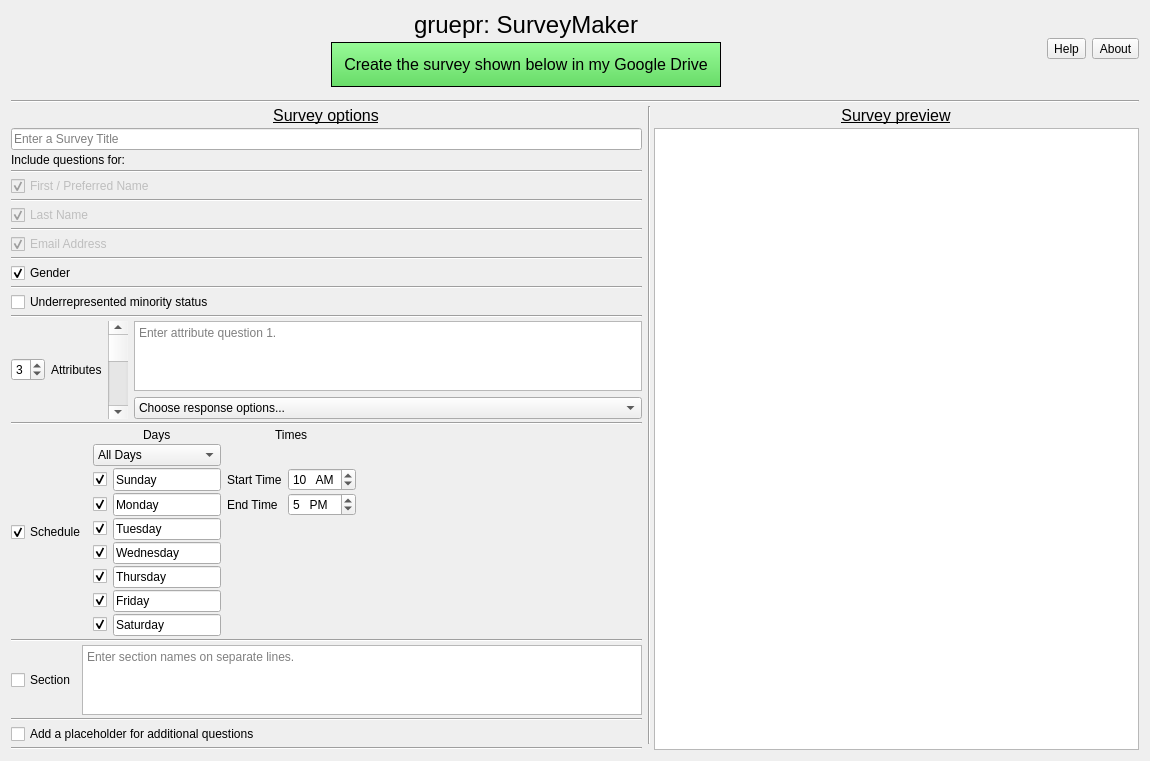
First picture: the form in SurveyMaker/surveymaker.ui, repository gruepr/gruepr, before the edit.
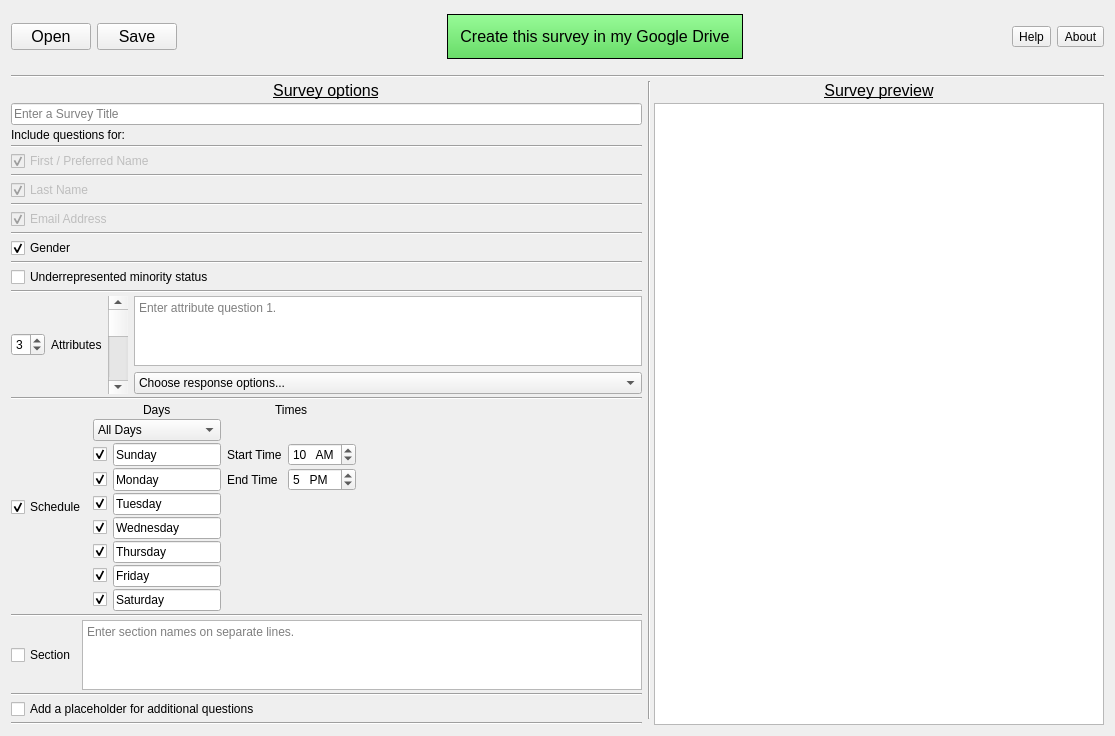
Second picture: the form after the edit. Icons and pictures are not drawn.

Commit message: SurveyMaker can save and open surveys; gruepr and SurveyMaker can work with categorical (non-numerical) attribute questions and >9 possible responses to an attribute question; gruepr now optimizes with parallel threads using OpenMP--significantly faster!

The edit to the form file:
```diff
--- a/SurveyMaker/surveymaker.ui
+++ b/SurveyMaker/surveymaker.ui
@@ -6,59 +6,295 @@
    <rect>
     <x>0</x>
     <y>0</y>
-    <width>1150</width>
-    <height>723</height>
+    <width>1100</width>
+    <height>717</height>
    </rect>
   </property>
   <property name="windowTitle">
    <string>SurveyMaker</string>
   </property>
   <widget class="QWidget" name="centralWidget">
-   <layout class="QGridLayout" name="gridLayout" rowstretch="0,0,0,0,0,0,0,0,0,0,0,0,0,0,0,0,0,0,0,0,0,0,0,0,0,0" columnstretch="1,0,0,0,0">
+   <layout class="QGridLayout" name="gridLayout" rowstretch="0,0,0,0,0,0,0,0,0,0,0,0,0,0,0,0,0,0,0,0,0,0,0,0,0,0,0" columnstretch="1,0,0,0,0">
     <property name="verticalSpacing">
      <number>3</number>
     </property>
-    <item row="0" column="0" colspan="3" alignment="Qt::AlignHCenter|Qt::AlignVCenter">
-     <widget class="QLabel" name="TitleLabel">
-      <property name="font">
-       <font>
-        <pointsize>18</pointsize>
-       </font>
+    <item row="10" column="0">
+     <widget class="Line" name="line_7">
+      <property name="orientation">
+       <enum>Qt::Horizontal</enum>
       </property>
-      <property name="frameShape">
-       <enum>QFrame::NoFrame</enum>
+     </widget>
+    </item>
+    <item row="14" column="0">
+     <widget class="Line" name="line_5">
+      <property name="orientation">
+       <enum>Qt::Horizontal</enum>
+      </property>
+     </widget>
+    </item>
+    <item row="17" column="0" alignment="Qt::AlignLeft|Qt::AlignVCenter">
+     <widget class="QCheckBox" name="URMCheckBox">
+      <property name="sizePolicy">
+       <sizepolicy hsizetype="Preferred" vsizetype="Preferred">
+        <horstretch>0</horstretch>
+        <verstretch>0</verstretch>
+       </sizepolicy>
       </property>
       <property name="text">
-       <string>gruepr: SurveyMaker</string>
+       <string>Underrepresented minority status</string>
       </property>
-      <property name="alignment">
-       <set>Qt::AlignCenter</set>
-      </property>
      </widget>
     </item>
-    <item row="15" column="0">
-     <widget class="Line" name="line_3">
-      <property name="orientation">
-       <enum>Qt::Horizontal</enum>
-      </property>
-     </widget>
+    <item row="19" column="0">
+     <layout class="QGridLayout" name="attributeLayout" rowstretch="1,0" columnstretch="0,0,0,1">
+      <item row="0" column="3">
+       <widget class="QPlainTextEdit" name="attributeTextEdit">
+        <property name="sizePolicy">
+         <sizepolicy hsizetype="Expanding" vsizetype="Expanding">
+          <horstretch>1</horstretch>
+          <verstretch>1</verstretch>
+         </sizepolicy>
+        </property>
+        <property name="contextMenuPolicy">
+         <enum>Qt::NoContextMenu</enum>
+        </property>
+        <property name="placeholderText">
+         <string>Enter attribute question 1.</string>
+        </property>
+       </widget>
+      </item>
+      <item row="1" column="3" alignment="Qt::AlignLeft">
+       <widget class="QComboBox" name="attributeComboBox">
+        <property name="sizeAdjustPolicy">
+         <enum>QComboBox::AdjustToContents</enum>
+        </property>
+        <item>
+         <property name="text">
+          <string>Choose response options...</string>
+         </property>
+        </item>
+        <item>
+         <property name="text">
+          <string>Yes / No</string>
+         </property>
+        </item>
+        <item>
+         <property name="text">
+          <string>Yes / Maybe / No</string>
+         </property>
+        </item>
+        <item>
+         <property name="text">
+          <string>Definitely / Probably / Maybe / Probably not / Definitely not</string>
+         </property>
+        </item>
+        <item>
+         <property name="text">
+          <string>Strongly preferred / Preferred / Opposed / Strongly opposed</string>
+         </property>
+        </item>
+        <item>
+         <property name="text">
+          <string>True / False</string>
+         </property>
+        </item>
+        <item>
+         <property name="text">
+          <string>Like me / Not like me</string>
+         </property>
+        </item>
+        <item>
+         <property name="text">
+          <string>Agree / Disagree</string>
+         </property>
+        </item>
+        <item>
+         <property name="text">
+          <string>Strongly agree / Agree / Undecided / Disagree / Strongly disagree</string>
+         </property>
+        </item>
+        <item>
+         <property name="text">
+          <string>4.0-3.75 / 3.74-3.5 / 3.49-3.25 / 3.24-3.0 / 2.99-2.75 / 2.74-2.5 / 2.49-2.0 / Below 2.0 / N.A.</string>
+         </property>
+        </item>
+        <item>
+         <property name="text">
+          <string>100-90 / 89-80 / 79-70 / 69-60 / 59-50 / Below 50 / Not sure, or prefer not to say</string>
+         </property>
+        </item>
+        <item>
+         <property name="text">
+          <string>A / B / C / D / F / Not sure, or prefer not to say</string>
+         </property>
+        </item>
+        <item>
+         <property name="text">
+          <string>Very high / Above average / Average / Below average / Very low</string>
+         </property>
+        </item>
+        <item>
+         <property name="text">
+          <string>Excellent / Very good / Good / Fair / Poor</string>
+         </property>
+        </item>
+        <item>
+         <property name="text">
+          <string>Highly positive / Somewhat positive / Neutral / Somewhat negative / Highly negative</string>
+         </property>
+        </item>
+        <item>
+         <property name="text">
+          <string>A lot of experience / Some experience / Little experience / No experience</string>
+         </property>
+        </item>
+        <item>
+         <property name="text">
+          <string>Extremely / Very / Moderately / Slightly / Not at all</string>
+         </property>
+        </item>
+        <item>
+         <property name="text">
+          <string>A lot / Some / Very Little / None</string>
+         </property>
+        </item>
+        <item>
+         <property name="text">
+          <string>Much more / More / About the same / Less / Much less</string>
+         </property>
+        </item>
+        <item>
+         <property name="text">
+          <string>Most of the time / Some of the time / Seldom / Never</string>
+         </property>
+        </item>
+        <item>
+         <property name="text">
+          <string>Available / Available, but prefer not to / Not available</string>
+         </property>
+        </item>
+        <item>
+         <property name="text">
+          <string>Very frequently / Frequently / Occasionally / Rarely / Never</string>
+         </property>
+        </item>
+        <item>
+         <property name="text">
+          <string>Definitely will / Probably will / Probably won't / Definitely won't</string>
+         </property>
+        </item>
+        <item>
+         <property name="text">
+          <string>Very important / Important / Somewhat important / Not important</string>
+         </property>
+        </item>
+        <item>
+         <property name="text">
+          <string>Leader / Mix of leader and follower / Follower</string>
+         </property>
+        </item>
+        <item>
+         <property name="text">
+          <string>Highly confident / Moderately confident / Somewhat confident / Not confident</string>
+         </property>
+        </item>
+        <item>
+         <property name="text">
+          <string>Numerical rating from 1 to 4</string>
+         </property>
+        </item>
+        <item>
+         <property name="text">
+          <string>Numerical rating from 1 to 5</string>
+         </property>
+        </item>
+        <item>
+         <property name="text">
+          <string>Numerical rating from 1 to 6</string>
+         </property>
+        </item>
+        <item>
+         <property name="text">
+          <string>Numerical rating from 1 to 7</string>
+         </property>
+        </item>
+        <item>
+         <property name="text">
+          <string>Numerical rating from 1 to 8</string>
+         </property>
+        </item>
+        <item>
+         <property name="text">
+          <string>Numerical rating from 1 to 9</string>
+         </property>
+        </item>
+        <item>
+         <property name="text">
+          <string>Numerical rating from 1 to 10</string>
+         </property>
+        </item>
+        <item>
+         <property name="text">
+          <string>custom options, to be entered later</string>
+         </property>
+        </item>
+       </widget>
+      </item>
+      <item row="0" column="2" rowspan="2" alignment="Qt::AlignHCenter">
+       <widget class="QScrollBar" name="attributeScrollBar">
+        <property name="sizePolicy">
+         <sizepolicy hsizetype="Preferred" vsizetype="Expanding">
+          <horstretch>0</horstretch>
+          <verstretch>1</verstretch>
+         </sizepolicy>
+        </property>
+        <property name="minimumSize">
+         <size>
+          <width>20</width>
+          <height>30</height>
+         </size>
+        </property>
+        <property name="maximum">
+         <number>2</number>
+        </property>
+        <property name="pageStep">
+         <number>1</number>
+        </property>
+        <property name="value">
+         <number>0</number>
+        </property>
+       </widget>
+      </item>
+      <item row="0" column="1" rowspan="2">
+       <widget class="QLabel" name="attributeLabel">
+        <property name="text">
+         <string>Attributes</string>
+        </property>
+       </widget>
+      </item>
+      <item row="0" column="0" rowspan="2" alignment="Qt::AlignHCenter|Qt::AlignVCenter">
+       <widget class="QSpinBox" name="attributeCountSpinBox">
+        <property name="sizePolicy">
+         <sizepolicy hsizetype="Preferred" vsizetype="Preferred">
+          <horstretch>0</horstretch>
+          <verstretch>0</verstretch>
+         </sizepolicy>
+        </property>
+        <property name="minimum">
+         <number>0</number>
+        </property>
+        <property name="maximum">
+         <number>9</number>
+        </property>
+        <property name="value">
+         <number>3</number>
+        </property>
+       </widget>
+      </item>
+     </layout>
     </item>
-    <item row="7" column="0">
-     <widget class="Line" name="line_8">
-      <property name="orientation">
-       <enum>Qt::Horizontal</enum>
-      </property>
-     </widget>
-    </item>
-    <item row="3" column="0" colspan="5">
-     <widget class="Line" name="line_12">
-      <property name="orientation">
-       <enum>Qt::Horizontal</enum>
-      </property>
-     </widget>
-    </item>
-    <item row="8" column="0" alignment="Qt::AlignLeft|Qt::AlignVCenter">
-     <widget class="QCheckBox" name="firstNameCheckBox">
+    <item row="13" column="0" alignment="Qt::AlignLeft|Qt::AlignVCenter">
+     <widget class="QCheckBox" name="emailCheckBox">
       <property name="enabled">
        <bool>false</bool>
       </property>
@@ -72,18 +308,22 @@
        <string>This question is required.</string>
       </property>
       <property name="text">
-       <string>First / Preferred Name</string>
-      </property>
-      <property name="checkable">
-       <bool>true</bool>
+       <string>Email Address</string>
       </property>
       <property name="checked">
        <bool>true</bool>
       </property>
      </widget>
     </item>
-    <item row="20" column="0">
-     <layout class="QHBoxLayout" name="horizontalLayout_2">
+    <item row="5" column="1" rowspan="21" colspan="2">
+     <widget class="Line" name="line">
+      <property name="orientation">
+       <enum>Qt::Vertical</enum>
+      </property>
+     </widget>
+    </item>
+    <item row="21" column="0">
+     <layout class="QHBoxLayout" name="scheduleLayout">
       <item alignment="Qt::AlignLeft|Qt::AlignVCenter">
        <widget class="QCheckBox" name="scheduleCheckBox">
         <property name="sizePolicy">
@@ -520,453 +760,45 @@
       </item>
      </layout>
     </item>
-    <item row="4" column="1" rowspan="21" colspan="2">
-     <widget class="Line" name="line">
+    <item row="20" column="0">
+     <widget class="Line" name="line_2">
+      <property name="orientation">
+       <enum>Qt::Horizontal</enum>
+      </property>
+     </widget>
+    </item>
+    <item row="16" column="0">
+     <widget class="Line" name="line_3">
+      <property name="orientation">
+       <enum>Qt::Horizontal</enum>
+      </property>
+     </widget>
+    </item>
+    <item row="8" column="0">
+     <widget class="Line" name="line_8">
+      <property name="orientation">
+       <enum>Qt::Horizontal</enum>
+      </property>
+     </widget>
+    </item>
+    <item row="3" column="0" colspan="5">
+     <spacer name="verticalSpacer">
       <property name="orientation">
        <enum>Qt::Vertical</enum>
       </property>
-     </widget>
-    </item>
-    <item row="4" column="0" alignment="Qt::AlignHCenter|Qt::AlignVCenter">
-     <widget class="QLabel" name="OptionsLabel">
-      <property name="font">
-       <font>
-        <pointsize>12</pointsize>
-        <underline>true</underline>
-       </font>
+      <property name="sizeType">
+       <enum>QSizePolicy::Fixed</enum>
       </property>
-      <property name="text">
-       <string>Survey options</string>
-      </property>
-      <property name="alignment">
-       <set>Qt::AlignCenter</set>
-      </property>
-     </widget>
-    </item>
-    <item row="10" column="0" alignment="Qt::AlignLeft|Qt::AlignVCenter">
-     <widget class="QCheckBox" name="lastNameCheckBox">
-      <property name="enabled">
-       <bool>false</bool>
-      </property>
-      <property name="sizePolicy">
-       <sizepolicy hsizetype="Preferred" vsizetype="Preferred">
-        <horstretch>0</horstretch>
-        <verstretch>0</verstretch>
-       </sizepolicy>
-      </property>
-      <property name="toolTip">
-       <string>This question is required.</string>
-      </property>
-      <property name="text">
-       <string>Last Name</string>
-      </property>
-      <property name="checked">
-       <bool>true</bool>
-      </property>
-     </widget>
-    </item>
-    <item row="0" column="4" rowspan="2">
-     <widget class="QToolButton" name="aboutButton">
-      <property name="toolTip">
-       <string>About gruepr: SurveyMaker...</string>
-      </property>
-      <property name="text">
-       <string>About</string>
-      </property>
-      <property name="icon">
-       <iconset resource="surveymaker.qrc">
-        <normaloff>:/about.png</normaloff>:/about.png</iconset>
-      </property>
-      <property name="iconSize">
+      <property name="sizeHint" stdset="0">
        <size>
-        <width>40</width>
-        <height>40</height>
+        <width>20</width>
+        <height>10</height>
        </size>
       </property>
-      <property name="toolButtonStyle">
-       <enum>Qt::ToolButtonTextUnderIcon</enum>
-      </property>
-     </widget>
-    </item>
-    <item row="0" column="3" rowspan="2">
-     <widget class="QToolButton" name="helpButton">
-      <property name="toolTip">
-       <string>Help...</string>
-      </property>
-      <property name="text">
-       <string>Help</string>
-      </property>
-      <property name="icon">
-       <iconset resource="surveymaker.qrc">
-        <normaloff>:/help.png</normaloff>:/help.png</iconset>
-      </property>
-      <property name="iconSize">
-       <size>
-        <width>40</width>
-        <height>40</height>
-       </size>
-      </property>
-      <property name="toolButtonStyle">
-       <enum>Qt::ToolButtonTextUnderIcon</enum>
-      </property>
-     </widget>
-    </item>
-    <item row="17" column="0">
-     <widget class="Line" name="line_4">
-      <property name="orientation">
-       <enum>Qt::Horizontal</enum>
-      </property>
-     </widget>
-    </item>
-    <item row="18" column="0">
-     <layout class="QGridLayout" name="gridLayout_2" rowstretch="1,0" columnstretch="0,0,0,1">
-      <item row="0" column="3">
-       <widget class="QPlainTextEdit" name="attributeTextEdit">
-        <property name="sizePolicy">
-         <sizepolicy hsizetype="Expanding" vsizetype="Expanding">
-          <horstretch>1</horstretch>
-          <verstretch>1</verstretch>
-         </sizepolicy>
-        </property>
-        <property name="contextMenuPolicy">
-         <enum>Qt::NoContextMenu</enum>
-        </property>
-        <property name="placeholderText">
-         <string>Enter attribute question 1.</string>
-        </property>
-       </widget>
-      </item>
-      <item row="1" column="3">
-       <widget class="QComboBox" name="attributeComboBox">
-        <property name="sizeAdjustPolicy">
-         <enum>QComboBox::AdjustToContentsOnFirstShow</enum>
-        </property>
-        <item>
-         <property name="text">
-          <string>Choose response options...</string>
-         </property>
-        </item>
-        <item>
-         <property name="text">
-          <string>Yes / No</string>
-         </property>
-        </item>
-        <item>
-         <property name="text">
-          <string>Yes / Maybe / No</string>
-         </property>
-        </item>
-        <item>
-         <property name="text">
-          <string>Definitely / Probably / Maybe / Probably not / Definitely not</string>
-         </property>
-        </item>
-        <item>
-         <property name="text">
-          <string>Strongly preferred / Preferred / Opposed / Strongly opposed</string>
-         </property>
-        </item>
-        <item>
-         <property name="text">
-          <string>True / False</string>
-         </property>
-        </item>
-        <item>
-         <property name="text">
-          <string>Like me / Not like me</string>
-         </property>
-        </item>
-        <item>
-         <property name="text">
-          <string>Agree / Disagree</string>
-         </property>
-        </item>
-        <item>
-         <property name="text">
-          <string>Strongly agree / Agree / Undecided / Disagree / Strongly disagree</string>
-         </property>
-        </item>
-        <item>
-         <property name="text">
-          <string>4.0-3.75 / 3.74-3.5 / 3.49-3.25 / 3.24-3.0 / 2.99-2.75 / 2.74-2.5 / 2.49-2.0 / Below 2.0 / N.A.</string>
-         </property>
-        </item>
-        <item>
-         <property name="text">
-          <string>100-90 / 89-80 / 79-70 / 69-60 / 59-50 / Below 50 / Not sure, or prefer not to say</string>
-         </property>
-        </item>
-        <item>
-         <property name="text">
-          <string>A / B / C / D / F / Not sure, or prefer not to say</string>
-         </property>
-        </item>
-        <item>
-         <property name="text">
-          <string>Very high / Above average / Average / Below average / Very low</string>
-         </property>
-        </item>
-        <item>
-         <property name="text">
-          <string>Excellent / Very good / Good / Fair / Poor</string>
-         </property>
-        </item>
-        <item>
-         <property name="text">
-          <string>Highly positive / Somewhat positive / Neutral / Somewhat negative / Highly negative</string>
-         </property>
-        </item>
-        <item>
-         <property name="text">
-          <string>A lot of experience / Some experience / Little experience / No experience</string>
-         </property>
-        </item>
-        <item>
-         <property name="text">
-          <string>Extremely / Very / Moderately / Slightly / Not at all</string>
-         </property>
-        </item>
-        <item>
-         <property name="text">
-          <string>A lot / Some / Very Little / None</string>
-         </property>
-        </item>
-        <item>
-         <property name="text">
-          <string>Much more / More / About the same / Less / Much less</string>
-         </property>
-        </item>
-        <item>
-         <property name="text">
-          <string>Most of the time / Some of the time / Seldom / Never</string>
-         </property>
-        </item>
-        <item>
-         <property name="text">
-          <string>Available / Available, but prefer not to / Not available</string>
-         </property>
-        </item>
-        <item>
-         <property name="text">
-          <string>Very frequently / Frequently / Occasionally / Rarely / Never</string>
-         </property>
-        </item>
-        <item>
-         <property name="text">
-          <string>Definitely will / Probably will / Probably won't / Definitely won't</string>
-         </property>
-        </item>
-        <item>
-         <property name="text">
-          <string>Very important / Important / Somewhat important / Not important</string>
-         </property>
-        </item>
-        <item>
-         <property name="text">
-          <string>Leader / Mix of leader and follower / Follower</string>
-         </property>
-        </item>
-        <item>
-         <property name="text">
-          <string>Highly confident / Moderately confident / Somewhat confident / Not confident</string>
-         </property>
-        </item>
-        <item>
-         <property name="text">
-          <string>Rating from 1 to 3</string>
-         </property>
-        </item>
-        <item>
-         <property name="text">
-          <string>Rating from 1 to 4</string>
-         </property>
-        </item>
-        <item>
-         <property name="text">
-          <string>Rating from 1 to 5</string>
-         </property>
-        </item>
-        <item>
-         <property name="text">
-          <string>Rating from 1 to 6</string>
-         </property>
-        </item>
-        <item>
-         <property name="text">
-          <string>Rating from 1 to 7</string>
-         </property>
-        </item>
-        <item>
-         <property name="text">
-          <string>Rating from 1 to 8</string>
-         </property>
-        </item>
-        <item>
-         <property name="text">
-          <string>Rating from 1 to 9</string>
-         </property>
-        </item>
-        <item>
-         <property name="text">
-          <string>2 custom options, to be entered later</string>
-         </property>
-        </item>
-        <item>
-         <property name="text">
-          <string>3 custom options, to be entered later</string>
-         </property>
-        </item>
-        <item>
-         <property name="text">
-          <string>4 custom options, to be entered later</string>
-         </property>
-        </item>
-        <item>
-         <property name="text">
-          <string>5 custom options, to be entered later</string>
-         </property>
-        </item>
-        <item>
-         <property name="text">
-          <string>6 custom options, to be entered later</string>
-         </property>
-        </item>
-        <item>
-         <property name="text">
-          <string>7 custom options, to be entered later</string>
-         </property>
-        </item>
-        <item>
-         <property name="text">
-          <string>8 custom options, to be entered later</string>
-         </property>
-        </item>
-        <item>
-         <property name="text">
-          <string>9 custom options, to be entered later</string>
-         </property>
-        </item>
-       </widget>
-      </item>
-      <item row="0" column="2" rowspan="2" alignment="Qt::AlignHCenter">
-       <widget class="QScrollBar" name="attributeScrollBar">
-        <property name="sizePolicy">
-         <sizepolicy hsizetype="Preferred" vsizetype="Expanding">
-          <horstretch>0</horstretch>
-          <verstretch>1</verstretch>
-         </sizepolicy>
-        </property>
-        <property name="minimumSize">
-         <size>
-          <width>20</width>
-          <height>30</height>
-         </size>
-        </property>
-        <property name="maximum">
-         <number>2</number>
-        </property>
-        <property name="pageStep">
-         <number>1</number>
-        </property>
-        <property name="value">
-         <number>0</number>
-        </property>
-       </widget>
-      </item>
-      <item row="0" column="1" rowspan="2">
-       <widget class="QLabel" name="attributeLabel">
-        <property name="text">
-         <string>Attributes</string>
-        </property>
-       </widget>
-      </item>
-      <item row="0" column="0" rowspan="2" alignment="Qt::AlignHCenter|Qt::AlignVCenter">
-       <widget class="QSpinBox" name="attributeCountSpinBox">
-        <property name="sizePolicy">
-         <sizepolicy hsizetype="Preferred" vsizetype="Preferred">
-          <horstretch>0</horstretch>
-          <verstretch>0</verstretch>
-         </sizepolicy>
-        </property>
-        <property name="minimum">
-         <number>0</number>
-        </property>
-        <property name="maximum">
-         <number>9</number>
-        </property>
-        <property name="value">
-         <number>3</number>
-        </property>
-       </widget>
-      </item>
-     </layout>
-    </item>
-    <item row="5" column="0" alignment="Qt::AlignVCenter">
-     <widget class="QLineEdit" name="surveyTitleLineEdit">
-      <property name="sizePolicy">
-       <sizepolicy hsizetype="Expanding" vsizetype="Preferred">
-        <horstretch>1</horstretch>
-        <verstretch>0</verstretch>
-       </sizepolicy>
-      </property>
-      <property name="contextMenuPolicy">
-       <enum>Qt::NoContextMenu</enum>
-      </property>
-      <property name="placeholderText">
-       <string>Enter a Survey Title</string>
-      </property>
-     </widget>
+     </spacer>
     </item>
     <item row="23" column="0">
-     <widget class="Line" name="line_10">
-      <property name="orientation">
-       <enum>Qt::Horizontal</enum>
-      </property>
-     </widget>
-    </item>
-    <item row="13" column="0">
-     <widget class="Line" name="line_5">
-      <property name="orientation">
-       <enum>Qt::Horizontal</enum>
-      </property>
-     </widget>
-    </item>
-    <item row="21" column="0">
-     <widget class="Line" name="line_9">
-      <property name="orientation">
-       <enum>Qt::Horizontal</enum>
-      </property>
-     </widget>
-    </item>
-    <item row="6" column="0" alignment="Qt::AlignLeft|Qt::AlignVCenter">
-     <widget class="QLabel" name="label">
-      <property name="text">
-       <string>Include questions for:</string>
-      </property>
-     </widget>
-    </item>
-    <item row="16" column="0" alignment="Qt::AlignLeft|Qt::AlignVCenter">
-     <widget class="QCheckBox" name="URMCheckBox">
-      <property name="sizePolicy">
-       <sizepolicy hsizetype="Preferred" vsizetype="Preferred">
-        <horstretch>0</horstretch>
-        <verstretch>0</verstretch>
-       </sizepolicy>
-      </property>
-      <property name="text">
-       <string>Underrepresented minority status</string>
-      </property>
-     </widget>
-    </item>
-    <item row="9" column="0">
-     <widget class="Line" name="line_7">
-      <property name="orientation">
-       <enum>Qt::Horizontal</enum>
-      </property>
-     </widget>
-    </item>
-    <item row="22" column="0">
-     <layout class="QHBoxLayout" name="horizontalLayout_3" stretch="0,1">
+     <layout class="QHBoxLayout" name="sectionLayout" stretch="0,1">
       <item alignment="Qt::AlignLeft|Qt::AlignVCenter">
        <widget class="QCheckBox" name="sectionCheckBox">
         <property name="text">
@@ -992,102 +824,23 @@
       </item>
      </layout>
     </item>
-    <item row="19" column="0">
-     <widget class="Line" name="line_2">
-      <property name="orientation">
-       <enum>Qt::Horizontal</enum>
-      </property>
-     </widget>
-    </item>
-    <item row="1" column="0" colspan="3" alignment="Qt::AlignHCenter|Qt::AlignVCenter">
-     <widget class="QPushButton" name="makeSurveyButton">
+    <item row="6" column="0" alignment="Qt::AlignVCenter">
+     <widget class="QLineEdit" name="surveyTitleLineEdit">
       <property name="sizePolicy">
-       <sizepolicy hsizetype="Preferred" vsizetype="Preferred">
-        <horstretch>0</horstretch>
+       <sizepolicy hsizetype="Expanding" vsizetype="Preferred">
+        <horstretch>1</horstretch>
         <verstretch>0</verstretch>
        </sizepolicy>
       </property>
-      <property name="font">
-       <font>
-        <pointsize>12</pointsize>
-       </font>
+      <property name="contextMenuPolicy">
+       <enum>Qt::NoContextMenu</enum>
       </property>
-      <property name="styleSheet">
-       <string notr="true">background-color: qlineargradient(spread:pad, x1:0, y1:0, x2:0, y2:1,   stop:0 #98FB98, stop:1 #68DB68);
-border: 1px solid black;
-padding: 12px;</string>
+      <property name="placeholderText">
+       <string>Enter a Survey Title</string>
       </property>
-      <property name="text">
-       <string>Create the survey shown below in my Google Drive</string>
-      </property>
      </widget>
     </item>
-    <item row="24" column="0" alignment="Qt::AlignLeft|Qt::AlignVCenter">
-     <widget class="QCheckBox" name="additionalQuestionsCheckBox">
-      <property name="sizePolicy">
-       <sizepolicy hsizetype="Preferred" vsizetype="Preferred">
-        <horstretch>0</horstretch>
-        <verstretch>0</verstretch>
-       </sizepolicy>
-      </property>
-      <property name="text">
-       <string>Add a placeholder for additional questions</string>
-      </property>
-     </widget>
-    </item>
-    <item row="25" column="0">
-     <widget class="Line" name="line_11">
-      <property name="orientation">
-       <enum>Qt::Horizontal</enum>
-      </property>
-     </widget>
-    </item>
-    <item row="11" column="0">
-     <widget class="Line" name="line_6">
-      <property name="orientation">
-       <enum>Qt::Horizontal</enum>
-      </property>
-     </widget>
-    </item>
-    <item row="4" column="2" colspan="3" alignment="Qt::AlignHCenter">
-     <widget class="QLabel" name="PreviewLabel">
-      <property name="font">
-       <font>
-        <pointsize>12</pointsize>
-        <underline>true</underline>
-       </font>
-      </property>
-      <property name="text">
-       <string>Survey preview</string>
-      </property>
-      <property name="alignment">
-       <set>Qt::AlignCenter</set>
-      </property>
-     </widget>
-    </item>
-    <item row="12" column="0" alignment="Qt::AlignLeft|Qt::AlignVCenter">
-     <widget class="QCheckBox" name="emailCheckBox">
-      <property name="enabled">
-       <bool>false</bool>
-      </property>
-      <property name="sizePolicy">
-       <sizepolicy hsizetype="Preferred" vsizetype="Preferred">
-        <horstretch>0</horstretch>
-        <verstretch>0</verstretch>
-       </sizepolicy>
-      </property>
-      <property name="toolTip">
-       <string>This question is required.</string>
-      </property>
-      <property name="text">
-       <string>Email Address</string>
-      </property>
-      <property name="checked">
-       <bool>true</bool>
-      </property>
-     </widget>
-    </item>
-    <item row="5" column="2" rowspan="21" colspan="3">
+    <item row="6" column="2" rowspan="21" colspan="3">
      <widget class="QTextEdit" name="previewText">
       <property name="sizePolicy">
        <sizepolicy hsizetype="Expanding" vsizetype="Expanding">
@@ -1130,7 +883,194 @@
       </property>
      </widget>
     </item>
-    <item row="14" column="0" alignment="Qt::AlignLeft|Qt::AlignVCenter">
+    <item row="4" column="0" colspan="5">
+     <widget class="Line" name="line_12">
+      <property name="orientation">
+       <enum>Qt::Horizontal</enum>
+      </property>
+     </widget>
+    </item>
+    <item row="25" column="0" alignment="Qt::AlignLeft|Qt::AlignVCenter">
+     <widget class="QCheckBox" name="additionalQuestionsCheckBox">
+      <property name="sizePolicy">
+       <sizepolicy hsizetype="Preferred" vsizetype="Preferred">
+        <horstretch>0</horstretch>
+        <verstretch>0</verstretch>
+       </sizepolicy>
+      </property>
+      <property name="text">
+       <string>Add a placeholder for additional questions</string>
+      </property>
+     </widget>
+    </item>
+    <item row="26" column="0">
+     <widget class="Line" name="line_11">
+      <property name="orientation">
+       <enum>Qt::Horizontal</enum>
+      </property>
+     </widget>
+    </item>
+    <item row="18" column="0">
+     <widget class="Line" name="line_4">
+      <property name="orientation">
+       <enum>Qt::Horizontal</enum>
+      </property>
+     </widget>
+    </item>
+    <item row="11" column="0" alignment="Qt::AlignLeft|Qt::AlignVCenter">
+     <widget class="QCheckBox" name="lastNameCheckBox">
+      <property name="enabled">
+       <bool>false</bool>
+      </property>
+      <property name="sizePolicy">
+       <sizepolicy hsizetype="Preferred" vsizetype="Preferred">
+        <horstretch>0</horstretch>
+        <verstretch>0</verstretch>
+       </sizepolicy>
+      </property>
+      <property name="toolTip">
+       <string>This question is required.</string>
+      </property>
+      <property name="text">
+       <string>Last Name</string>
+      </property>
+      <property name="checked">
+       <bool>true</bool>
+      </property>
+     </widget>
+    </item>
+    <item row="7" column="0" alignment="Qt::AlignLeft|Qt::AlignVCenter">
+     <widget class="QLabel" name="label">
+      <property name="text">
+       <string>Include questions for:</string>
+      </property>
+     </widget>
+    </item>
+    <item row="5" column="0" alignment="Qt::AlignHCenter|Qt::AlignVCenter">
+     <widget class="QLabel" name="OptionsLabel">
+      <property name="font">
+       <font>
+        <pointsize>12</pointsize>
+        <underline>true</underline>
+       </font>
+      </property>
+      <property name="text">
+       <string>Survey options</string>
+      </property>
+      <property name="alignment">
+       <set>Qt::AlignCenter</set>
+      </property>
+     </widget>
+    </item>
+    <item row="5" column="2" colspan="3" alignment="Qt::AlignHCenter">
+     <widget class="QLabel" name="PreviewLabel">
+      <property name="font">
+       <font>
+        <pointsize>12</pointsize>
+        <underline>true</underline>
+       </font>
+      </property>
+      <property name="text">
+       <string>Survey preview</string>
+      </property>
+      <property name="alignment">
+       <set>Qt::AlignCenter</set>
+      </property>
+     </widget>
+    </item>
+    <item row="24" column="0">
+     <widget class="Line" name="line_10">
+      <property name="orientation">
+       <enum>Qt::Horizontal</enum>
+      </property>
+     </widget>
+    </item>
+    <item row="9" column="0" alignment="Qt::AlignLeft|Qt::AlignVCenter">
+     <widget class="QCheckBox" name="firstNameCheckBox">
+      <property name="enabled">
+       <bool>false</bool>
+      </property>
+      <property name="sizePolicy">
+       <sizepolicy hsizetype="Preferred" vsizetype="Preferred">
+        <horstretch>0</horstretch>
+        <verstretch>0</verstretch>
+       </sizepolicy>
+      </property>
+      <property name="toolTip">
+       <string>This question is required.</string>
+      </property>
+      <property name="text">
+       <string>First / Preferred Name</string>
+      </property>
+      <property name="checkable">
+       <bool>true</bool>
+      </property>
+      <property name="checked">
+       <bool>true</bool>
+      </property>
+     </widget>
+    </item>
+    <item row="22" column="0">
+     <widget class="Line" name="line_9">
+      <property name="orientation">
+       <enum>Qt::Horizontal</enum>
+      </property>
+     </widget>
+    </item>
+    <item row="0" column="3" rowspan="3">
+     <widget class="QToolButton" name="helpButton">
+      <property name="toolTip">
+       <string>Help...</string>
+      </property>
+      <property name="text">
+       <string>Help</string>
+      </property>
+      <property name="icon">
+       <iconset resource="surveymaker.qrc">
+        <normaloff>:/help.png</normaloff>:/help.png</iconset>
+      </property>
+      <property name="iconSize">
+       <size>
+        <width>30</width>
+        <height>30</height>
+       </size>
+      </property>
+      <property name="toolButtonStyle">
+       <enum>Qt::ToolButtonTextUnderIcon</enum>
+      </property>
+     </widget>
+    </item>
+    <item row="0" column="4" rowspan="3">
+     <widget class="QToolButton" name="aboutButton">
+      <property name="toolTip">
+       <string>About gruepr: SurveyMaker...</string>
+      </property>
+      <property name="text">
+       <string>About</string>
+      </property>
+      <property name="icon">
+       <iconset resource="surveymaker.qrc">
+        <normaloff>:/about.png</normaloff>:/about.png</iconset>
+      </property>
+      <property name="iconSize">
+       <size>
+        <width>30</width>
+        <height>30</height>
+       </size>
+      </property>
+      <property name="toolButtonStyle">
+       <enum>Qt::ToolButtonTextUnderIcon</enum>
+      </property>
+     </widget>
+    </item>
+    <item row="12" column="0">
+     <widget class="Line" name="line_6">
+      <property name="orientation">
+       <enum>Qt::Horizontal</enum>
+      </property>
+     </widget>
+    </item>
+    <item row="15" column="0" alignment="Qt::AlignLeft|Qt::AlignVCenter">
      <widget class="QCheckBox" name="genderCheckBox">
       <property name="sizePolicy">
        <sizepolicy hsizetype="Preferred" vsizetype="Preferred">
@@ -1146,21 +1086,121 @@
       </property>
      </widget>
     </item>
-    <item row="2" column="0" colspan="5">
-     <spacer name="verticalSpacer">
-      <property name="orientation">
-       <enum>Qt::Vertical</enum>
-      </property>
-      <property name="sizeType">
-       <enum>QSizePolicy::Fixed</enum>
-      </property>
-      <property name="sizeHint" stdset="0">
-       <size>
-        <width>20</width>
-        <height>10</height>
-       </size>
-      </property>
-     </spacer>
+    <item row="1" column="0" colspan="3">
+     <layout class="QHBoxLayout" name="saveCreateLayout">
+      <item>
+       <widget class="QPushButton" name="openSurveyButton">
+        <property name="font">
+         <font>
+          <pointsize>12</pointsize>
+         </font>
+        </property>
+        <property name="toolTip">
+         <string>Open a survey previously created in SurveyMaker</string>
+        </property>
+        <property name="text">
+         <string>Open</string>
+        </property>
+        <property name="icon">
+         <iconset resource="surveymaker.qrc">
+          <normaloff>:/open.png</normaloff>:/open.png</iconset>
+        </property>
+        <property name="iconSize">
+         <size>
+          <width>40</width>
+          <height>40</height>
+         </size>
+        </property>
+       </widget>
+      </item>
+      <item alignment="Qt::AlignLeft">
+       <widget class="QPushButton" name="saveSurveyButton">
+        <property name="font">
+         <font>
+          <pointsize>12</pointsize>
+         </font>
+        </property>
+        <property name="toolTip">
+         <string>Save this survey for later reuse or editing in SurveyMaker</string>
+        </property>
+        <property name="text">
+         <string>Save</string>
+        </property>
+        <property name="icon">
+         <iconset resource="surveymaker.qrc">
+          <normaloff>:/save.png</normaloff>:/save.png</iconset>
+        </property>
+        <property name="iconSize">
+         <size>
+          <width>40</width>
+          <height>40</height>
+         </size>
+        </property>
+       </widget>
+      </item>
+      <item>
+       <spacer name="horizontalSpacer_2">
+        <property name="orientation">
+         <enum>Qt::Horizontal</enum>
+        </property>
+        <property name="sizeHint" stdset="0">
+         <size>
+          <width>40</width>
+          <height>20</height>
+         </size>
+        </property>
+       </spacer>
+      </item>
+      <item alignment="Qt::AlignHCenter">
+       <widget class="QPushButton" name="makeSurveyButton">
+        <property name="sizePolicy">
+         <sizepolicy hsizetype="Preferred" vsizetype="Preferred">
+          <horstretch>0</horstretch>
+          <verstretch>0</verstretch>
+         </sizepolicy>
+        </property>
+        <property name="font">
+         <font>
+          <pointsize>12</pointsize>
+         </font>
+        </property>
+        <property name="toolTip">
+         <string>Upload the survey previewed below to your Google Drive so that students can submit their responses</string>
+        </property>
+        <property name="styleSheet">
+         <string notr="true">background-color: qlineargradient(spread:pad, x1:0, y1:0, x2:0, y2:1,   stop:0 #98FB98, stop:1 #68DB68);
+border: 1px solid black;
+padding: 12px;</string>
+        </property>
+        <property name="text">
+         <string>Create this survey in my Google Drive</string>
+        </property>
+        <property name="icon">
+         <iconset resource="surveymaker.qrc">
+          <normaloff>:/complete.png</normaloff>:/complete.png</iconset>
+        </property>
+        <property name="iconSize">
+         <size>
+          <width>40</width>
+          <height>40</height>
+         </size>
+        </property>
+       </widget>
+      </item>
+      <item>
+       <spacer name="horizontalSpacer_3">
+        <property name="orientation">
+         <enum>Qt::Horizontal</enum>
+        </property>
+        <property name="sizeHint" stdset="0">
+         <size>
+          <width>40</width>
+          <height>20</height>
+         </size>
+        </property>
+       </spacer>
+      </item>
+     </layout>
     </item>
    </layout>
   </widget>
```
The commit also changes 15 other files.
